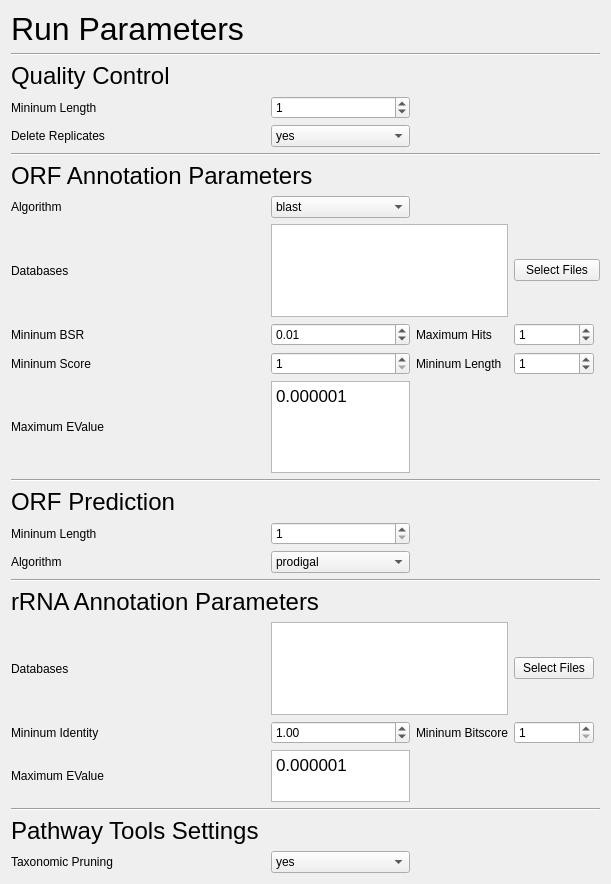
The window that SettingsTab.ui (hallamlab/MetaPathwaysGUI) describes before a commit, drawn with Qt 5.
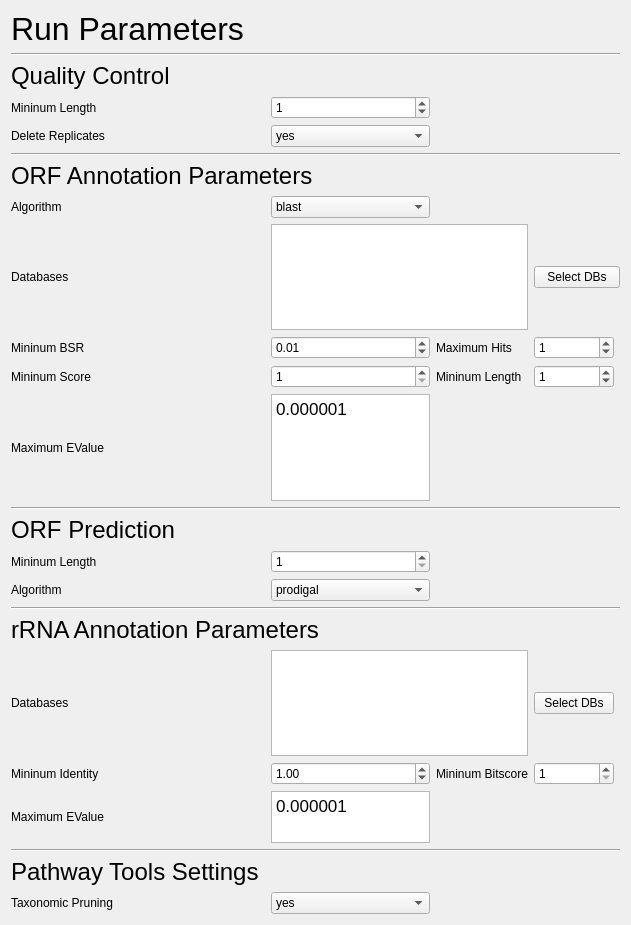
The same window after the commit.

Diff of the .ui file:
```diff
--- a/SettingsTab.ui
+++ b/SettingsTab.ui
@@ -6,8 +6,8 @@
    <rect>
     <x>0</x>
     <y>0</y>
-    <width>547</width>
-    <height>884</height>
+    <width>631</width>
+    <height>925</height>
    </rect>
   </property>
   <property name="windowTitle">
@@ -328,7 +328,7 @@
    <item row="23" column="5">
     <widget class="QPushButton" name="rrnaREFDBSButton">
      <property name="text">
-      <string>Select Files</string>
+      <string>Select DBs</string>
      </property>
     </widget>
    </item>
@@ -366,7 +366,7 @@
    <item row="11" column="5" colspan="2">
     <widget class="QPushButton" name="annotationDBSButton">
      <property name="text">
-      <string>Select Files</string>
+      <string>Select DBs</string>
      </property>
     </widget>
    </item>
```
